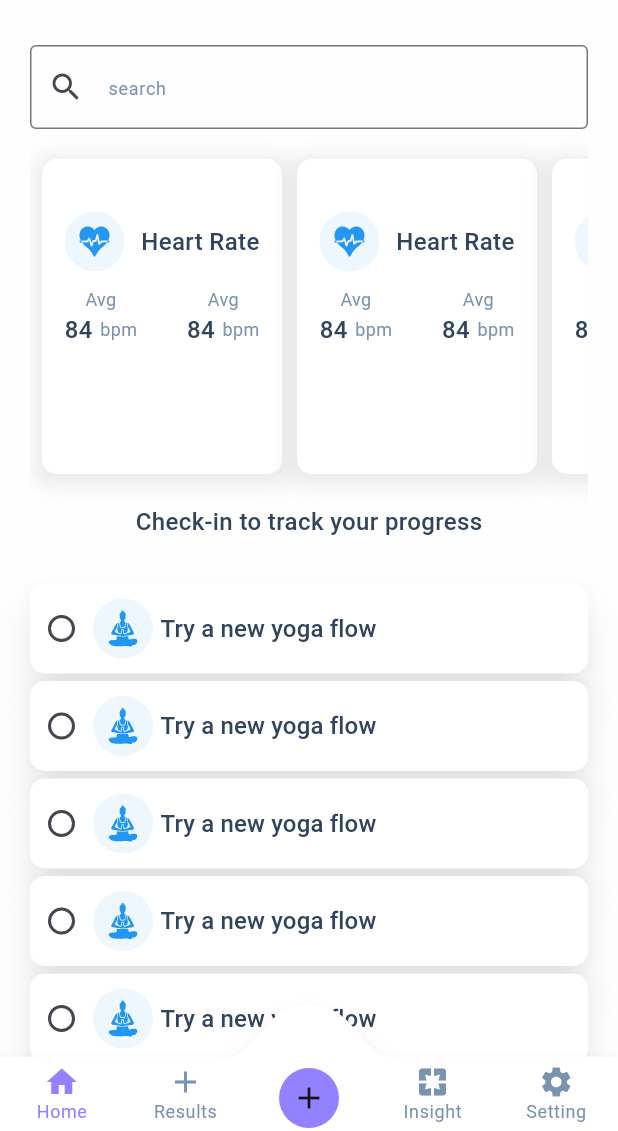
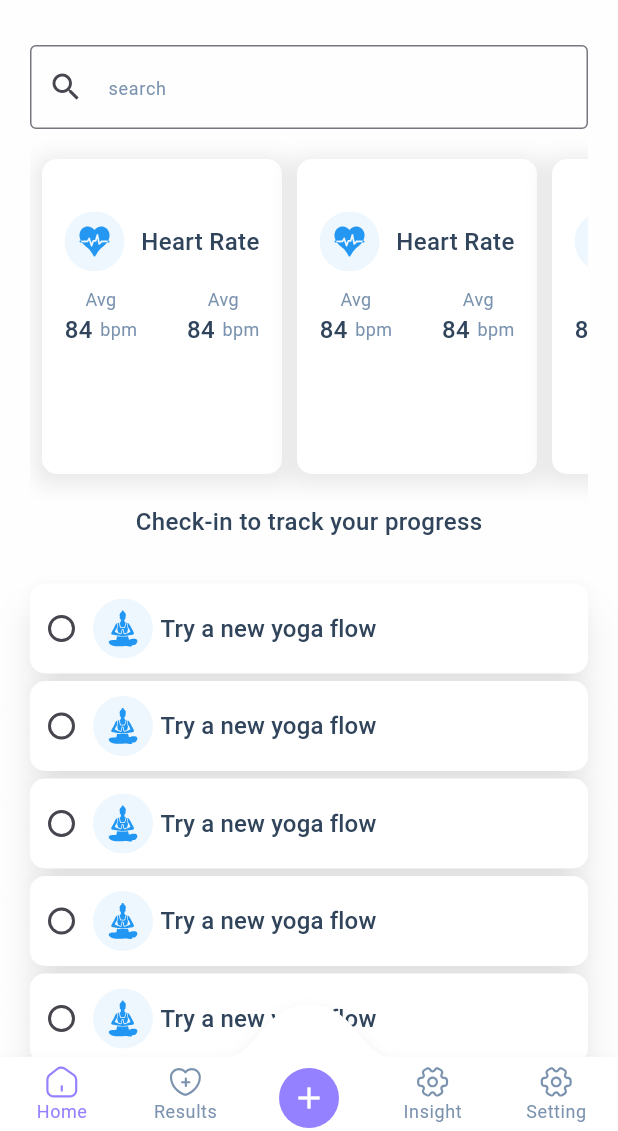
Before and after one commit to SellGURU/copilot-mobileApp, a Flutter app: the screen it shows after launch, on a phone screen of 412 x 824 dp, the part 105-1236 px from its top. Run offline on Flutter 3.47's test engine with Material 3 defaults, Android fonts, the phone set to English and light mode, and no system bars; drawn by our look-alikes of convex_bottom_bar; our stand-ins replace fl_chart, flutter_svg, google_fonts.

Commit message:
UPDATE:update bottom bar style

```diff
--- a/lib/main.dart
+++ b/lib/main.dart
@@ -60,23 +60,38 @@ class _MyAppState extends State<MyApp> {
             items:[
               TabItem(
                 title: "Home",
-                icon: Icons.home,
+                icon: SizedBox(
+                  height: (size.height),
+                  // decoration: BoxDecoration(color: AppColors.iconPurpleDark,borderRadius:BorderRadius.circular(99) ),
+                  child: SvgPicture.asset("assets/homeIcon.svg",width: 5,height: 5, colorFilter: pageIndex==0?ColorFilter.mode(AppColors.purpleDark, BlendMode.srcIn):ColorFilter.mode(AppColors.textLite, BlendMode.srcIn)),
+                ),
               ),
               TabItem(
                 title: "Results",
-                icon: Icons.add,
+                icon: SizedBox(
+                  height: (size.height),
+                  // decoration: BoxDecoration(color: AppColors.iconPurpleDark,borderRadius:BorderRadius.circular(99) ),
+                  child: SvgPicture.asset("assets/heartIconMenu.svg",width: 5,height: 5, colorFilter: pageIndex==1?ColorFilter.mode(AppColors.purpleDark, BlendMode.srcIn):ColorFilter.mode(AppColors.textLite, BlendMode.srcIn)),
+                ),
               ),
               TabItem(
                 title: "",
                 icon: Container(
                   height: (size.height),
-
                   decoration: BoxDecoration(color: AppColors.iconPurpleDark,borderRadius:BorderRadius.circular(99) ),
-                  child: Icon(Icons.add),
+                  child:const Icon(Icons.add,weight: 10,color: Colors.white,),
                 ),
               ),
-              TabItem(title: "Insight", icon: Icons.pages),
-              TabItem(title: "Setting", icon: Icons.settings),
+              TabItem(title: "Insight", icon: SizedBox(
+                height: (size.height),
+                // decoration: BoxDecoration(color: AppColors.iconPurpleDark,borderRadius:BorderRadius.circular(99) ),
+                child: SvgPicture.asset("assets/settingIcon.svg",width: 5,height: 5, colorFilter: pageIndex==3?ColorFilter.mode(AppColors.purpleDark, BlendMode.srcIn):ColorFilter.mode(AppColors.textLite, BlendMode.srcIn)),
+              )),
+              TabItem(title: "Setting",icon: SizedBox(
+                height: (size.height),
+                // decoration: BoxDecoration(color: AppColors.iconPurpleDark,borderRadius:BorderRadius.circular(99) ),
+                child: SvgPicture.asset("assets/settingIcon.svg",width: 5,height: 5, colorFilter: pageIndex==4?ColorFilter.mode(AppColors.purpleDark, BlendMode.srcIn):ColorFilter.mode(AppColors.textLite, BlendMode.srcIn)),
+              )),
             ],
           ),
         ),
--- a/lib/screens/home/home.dart
+++ b/lib/screens/home/home.dart
@@ -69,12 +69,12 @@ class HomeScreen extends StatelessWidget {
                   child: Column(
                     children: [
                       Text("Check-in to track your progress",style: AppTextStyles.title1,),
-                      Row()
+                      const Row()
                     ],
                   ),
                 ),
-                SizedBox(height: 30,),
-                RadioButton(),
+                const SizedBox(height: 30,),
+                const RadioButton(),
               ],
             ),
           ),
```
Also changed, not shown: assets/heartIconMenu.svg (added), assets/homeIcon.svg (added), assets/settingIcon.svg (added).
